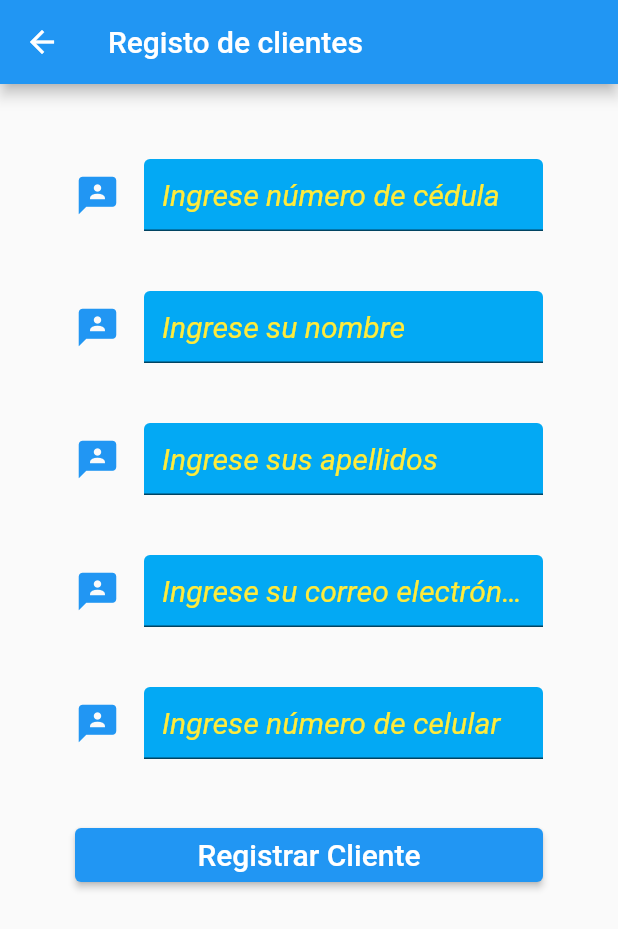
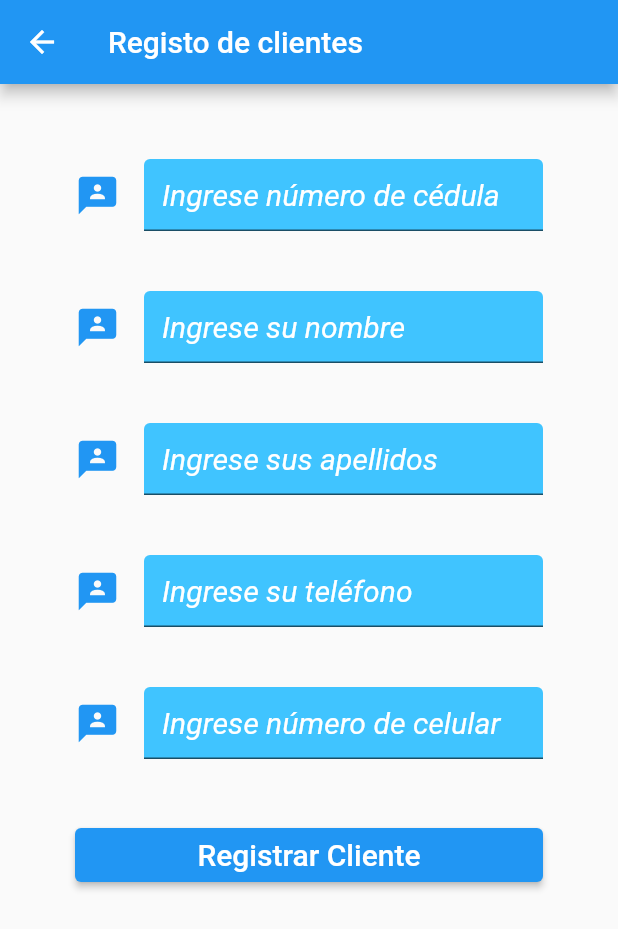
Before and after one commit to julenbero/HolaVeciApp, a Flutter app: the registerClients screen opened directly, after a tap on "Registrar Cliente", on a phone screen of 412 x 824 dp. Shown: the top 929 px of the screen. Run offline on Flutter 3.47's test engine with Material 2 defaults, Android fonts, the phone set to English and light mode, and no system bars; our stand-ins replace cloud_firestore, firebase_core; accounts and stored records are empty; network calls fail.

Commit message:
Ajuste formulario creación Clientes Sprint 3

```diff
--- a/lib/registerClients.dart
+++ b/lib/registerClients.dart
@@ -34,11 +34,11 @@ class _registerClientsState extends State<registerClients> {
               controller: Cedula,
               style: TextStyle(color: Colors.white),
               decoration: InputDecoration(
-                  fillColor: Colors.lightBlue,
+                  fillColor: Colors.lightBlueAccent,
                   filled: true,
                   icon: Icon(Icons.three_p, color: Colors.blue, size: 30),
                   hintText: 'Ingrese número de cédula',
-                  hintStyle: TextStyle(color: Colors.yellow,
+                  hintStyle: TextStyle(color: Colors.white,
                       fontStyle: FontStyle.italic,
                       fontSize: 20)
               ),
@@ -50,11 +50,11 @@ class _registerClientsState extends State<registerClients> {
               controller: Nombre,
               style: TextStyle(color: Colors.white),
               decoration: InputDecoration(
-                  fillColor: Colors.lightBlue,
+                  fillColor: Colors.lightBlueAccent,
                   filled: true,
                   icon: Icon(Icons.three_p, color: Colors.blue, size: 30),
                   hintText: 'Ingrese su nombre',
-                  hintStyle: TextStyle(color: Colors.yellow,
+                  hintStyle: TextStyle(color: Colors.white,
                       fontStyle: FontStyle.italic,
                       fontSize: 20)
               ),
@@ -66,11 +66,11 @@ class _registerClientsState extends State<registerClients> {
               controller: Direccion,
               style: TextStyle(color: Colors.white),
               decoration: InputDecoration(
-                  fillColor: Colors.lightBlue,
+                  fillColor: Colors.lightBlueAccent,
                   filled: true,
                   icon: Icon(Icons.three_p, color: Colors.blue, size: 30),
                   hintText: 'Ingrese sus apellidos',
-                  hintStyle: TextStyle(color: Colors.yellow,
+                  hintStyle: TextStyle(color: Colors.white,
                       fontStyle: FontStyle.italic,
                       fontSize: 20)
               ),
@@ -82,11 +82,11 @@ class _registerClientsState extends State<registerClients> {
               controller: Telefono,
               style: TextStyle(color: Colors.white),
               decoration: InputDecoration(
-                  fillColor: Colors.lightBlue,
+                  fillColor: Colors.lightBlueAccent,
                   filled: true,
                   icon: Icon(Icons.three_p, color: Colors.blue, size: 30),
-                  hintText: 'Ingrese su correo electrónico',
-                  hintStyle: TextStyle(color: Colors.yellow,
+                  hintText: 'Ingrese su teléfono',
+                  hintStyle: TextStyle(color: Colors.white,
                       fontStyle: FontStyle.italic,
                       fontSize: 20)
               ),
@@ -98,11 +98,11 @@ class _registerClientsState extends State<registerClients> {
               controller: Celular,
               style: TextStyle(color: Colors.white),
               decoration: InputDecoration(
-                  fillColor: Colors.lightBlue,
+                  fillColor: Colors.lightBlueAccent,
                   filled: true,
                   icon: Icon(Icons.three_p, color: Colors.blue, size: 30),
                   hintText: 'Ingrese número de celular',
-                  hintStyle: TextStyle(color: Colors.yellow,
+                  hintStyle: TextStyle(color: Colors.white,
                       fontStyle: FontStyle.italic,
                       fontSize: 20)
               ),
@@ -118,10 +118,10 @@ class _registerClientsState extends State<registerClients> {
                   print('Campos vacíos');
                 } else {
                   cliente.doc(Cedula.text).set({
-                    'nombre': Nombre.text,
-                    'apellido': Direccion.text,
-                    'correo': Telefono.text,
-                    'celular': Celular.text
+                    'Nombre': Nombre.text,
+                    'Direccion': Direccion.text,
+                    'Telefono': Telefono.text,
+                    'Celular': Celular.text
                   });
                 }
               },
--- a/lib/store_details.dart
+++ b/lib/store_details.dart
@@ -17,9 +17,11 @@ class store_details extends StatelessWidget {
       body: ListView(
         padding: EdgeInsets.all(20.0),
         children: [
-          miCardNegocio(url: negocio.Foto, texto: negocio.Nombre+
-              '\n'+negocio.Categorias+'\n'+negocio.Productos+'\n'+negocio.Telefono.toString()+
-              '\n'+negocio.Celular.toString()+'\n'+negocio.Direccion+'\n'+negocio.Geolocalizacion+'\n'),
+          miCardNegocio(url: negocio.Foto, texto: 'Nombre del negocio: '+ negocio.Nombre+
+              '\n'+'Categoría: '+negocio.Categorias+'\n'+'Productos: '+negocio.Productos+
+              '\n'+'Teléfono: '+negocio.Telefono.toString()+'\n'+'Celular: '+negocio.Celular.toString()+
+              '\n'+'Dirección: '+negocio.Direccion+
+              '\n'+'Ubicación: '+negocio.Geolocalizacion+'\n'),
           ElevatedButton(
               onPressed: (){
                 launch(negocio.Web);
```
